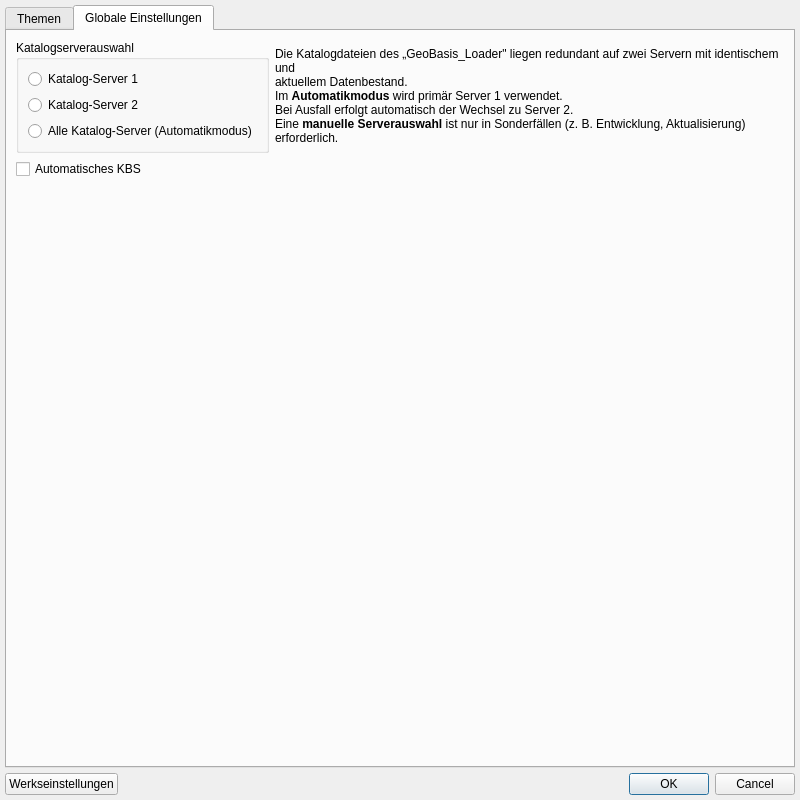
Before: the Qt Designer form resources/design_files/settings_dialog.ui in geoObserver/geobasis_loader, drawn with Qt 5.
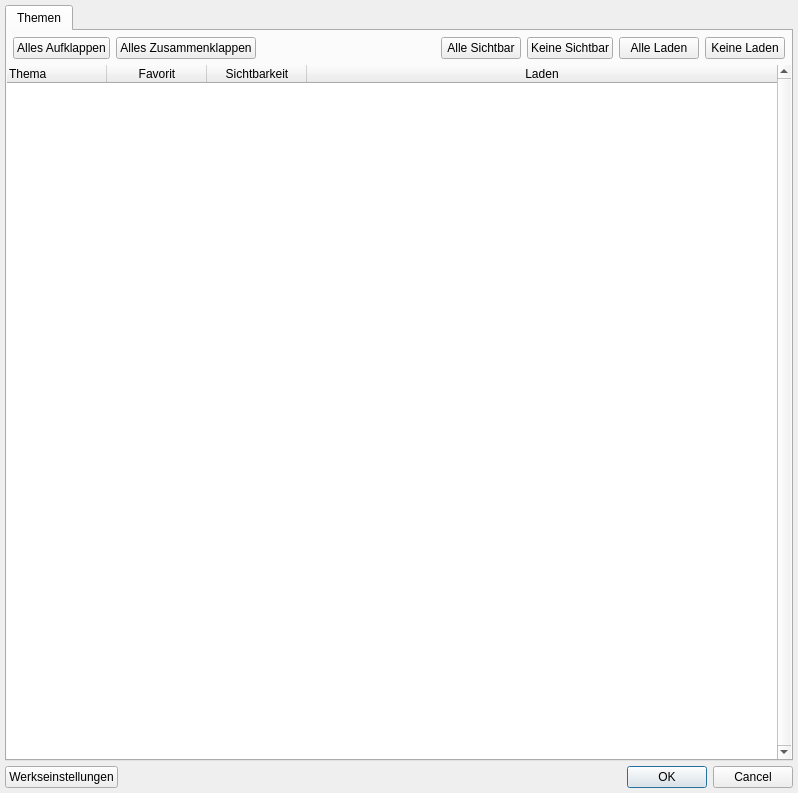
After: the same form once the commit is applied. The open tabs and pages were chosen to show the change.

Commit message:
refactor(settings_dialog): removed the general tab and implemented new settings widget
Removed the second tab in the ui file and added a instance of the new settings widget to the tab widget.
Also replaced all code for the general settings with the code of the instanced settings widget.

Patch:
```diff
--- a/resources/design_files/settings_dialog.ui
+++ b/resources/design_files/settings_dialog.ui
@@ -6,8 +6,8 @@
    <rect>
     <x>0</x>
     <y>0</y>
-    <width>800</width>
-    <height>800</height>
+    <width>798</width>
+    <height>793</height>
    </rect>
   </property>
   <property name="sizePolicy">
@@ -232,174 +232,6 @@
        </item>
       </layout>
      </widget>
-     <widget class="QWidget" name="settings">
-      <property name="enabled">
-       <bool>true</bool>
-      </property>
-      <property name="sizePolicy">
-       <sizepolicy hsizetype="Preferred" vsizetype="Preferred">
-        <horstretch>0</horstretch>
-        <verstretch>0</verstretch>
-       </sizepolicy>
-      </property>
-      <property name="layoutDirection">
-       <enum>Qt::LeftToRight</enum>
-      </property>
-      <attribute name="title">
-       <string>Globale Einstellungen</string>
-      </attribute>
-      <layout class="QFormLayout" name="formLayout">
-       <property name="sizeConstraint">
-        <enum>QLayout::SetDefaultConstraint</enum>
-       </property>
-       <property name="fieldGrowthPolicy">
-        <enum>QFormLayout::AllNonFixedFieldsGrow</enum>
-       </property>
-       <property name="labelAlignment">
-        <set>Qt::AlignJustify|Qt::AlignVCenter</set>
-       </property>
-       <item row="0" column="0">
-        <widget class="QGroupBox" name="server_selection">
-         <property name="enabled">
-          <bool>true</bool>
-         </property>
-         <property name="sizePolicy">
-          <sizepolicy hsizetype="Preferred" vsizetype="Preferred">
-           <horstretch>0</horstretch>
-           <verstretch>0</verstretch>
-          </sizepolicy>
-         </property>
-         <property name="minimumSize">
-          <size>
-           <width>0</width>
-           <height>0</height>
-          </size>
-         </property>
-         <property name="title">
-          <string>Katalogserverauswahl</string>
-         </property>
-         <property name="alignment">
-          <set>Qt::AlignLeading|Qt::AlignLeft|Qt::AlignTop</set>
-         </property>
-         <property name="flat">
-          <bool>false</bool>
-         </property>
-         <property name="checkable">
-          <bool>false</bool>
-         </property>
-         <layout class="QVBoxLayout" name="verticalLayout_3">
-          <item>
-           <widget class="QRadioButton" name="radioButton_3">
-            <property name="sizePolicy">
-             <sizepolicy hsizetype="Preferred" vsizetype="Fixed">
-              <horstretch>0</horstretch>
-              <verstretch>0</verstretch>
-             </sizepolicy>
-            </property>
-            <property name="text">
-             <string>Katalog-Server 1</string>
-            </property>
-            <property name="server" stdset="0">
-             <number>1</number>
-            </property>
-            <attribute name="buttonGroup">
-             <string notr="true">server_button_group</string>
-            </attribute>
-           </widget>
-          </item>
-          <item>
-           <widget class="QRadioButton" name="radioButton_2">
-            <property name="sizePolicy">
-             <sizepolicy hsizetype="Preferred" vsizetype="Fixed">
-              <horstretch>0</horstretch>
-              <verstretch>0</verstretch>
-             </sizepolicy>
-            </property>
-            <property name="text">
-             <string>Katalog-Server 2</string>
-            </property>
-            <property name="server" stdset="0">
-             <number>2</number>
-            </property>
-            <attribute name="buttonGroup">
-             <string notr="true">server_button_group</string>
-            </attribute>
-           </widget>
-          </item>
-          <item>
-           <widget class="QRadioButton" name="radioButton">
-            <property name="sizePolicy">
-             <sizepolicy hsizetype="Preferred" vsizetype="Fixed">
-              <horstretch>0</horstretch>
-              <verstretch>0</verstretch>
-             </sizepolicy>
-            </property>
-            <property name="text">
-             <string>Alle Katalog-Server (Automatikmodus)</string>
-            </property>
-            <property name="server" stdset="0">
-             <number>0</number>
-            </property>
-            <attribute name="buttonGroup">
-             <string notr="true">server_button_group</string>
-            </attribute>
-           </widget>
-          </item>
-         </layout>
-        </widget>
-       </item>
-       <item row="0" column="1">
-        <widget class="QLabel" name="label_help_server_selection">
-         <property name="sizePolicy">
-          <sizepolicy hsizetype="Minimum" vsizetype="Preferred">
-           <horstretch>0</horstretch>
-           <verstretch>0</verstretch>
-          </sizepolicy>
-         </property>
-         <property name="maximumSize">
-          <size>
-           <width>602</width>
-           <height>16777215</height>
-          </size>
-         </property>
-         <property name="mouseTracking">
-          <bool>true</bool>
-         </property>
-         <property name="text">
-          <string>&lt;html&gt;&lt;head/&gt;&lt;body&gt;&lt;p&gt;Die Katalogdateien des „GeoBasis_Loader&amp;quot; liegen redundant auf zwei Servern mit identischem und&lt;br/&gt;aktuellem Datenbestand.&lt;br/&gt;Im &lt;span style=&quot; font-weight:600;&quot;&gt;Automatikmodus&lt;/span&gt; wird primär Server 1 verwendet.&lt;br/&gt;Bei Ausfall erfolgt automatisch der Wechsel zu Server 2.&lt;br/&gt;Eine &lt;span style=&quot; font-weight:600;&quot;&gt;manuelle Serverauswahl&lt;/span&gt; ist nur in Sonderfällen (z. B. Entwicklung, Aktualisierung) erforderlich.&lt;/p&gt;&lt;/body&gt;&lt;/html&gt;</string>
-         </property>
-         <property name="textFormat">
-          <enum>Qt::RichText</enum>
-         </property>
-         <property name="scaledContents">
-          <bool>false</bool>
-         </property>
-         <property name="alignment">
-          <set>Qt::AlignLeading|Qt::AlignLeft|Qt::AlignVCenter</set>
-         </property>
-         <property name="wordWrap">
-          <bool>true</bool>
-         </property>
-         <property name="indent">
-          <number>0</number>
-         </property>
-        </widget>
-       </item>
-       <item row="1" column="0">
-        <widget class="QCheckBox" name="automatic_crs_checkbox">
-         <property name="sizePolicy">
-          <sizepolicy hsizetype="Expanding" vsizetype="Preferred">
-           <horstretch>0</horstretch>
-           <verstretch>0</verstretch>
-          </sizepolicy>
-         </property>
-         <property name="text">
-          <string>Automatisches KBS</string>
-         </property>
-        </widget>
-       </item>
-      </layout>
-     </widget>
     </widget>
    </item>
    <item>
```
The commit also changes 1 other file.
